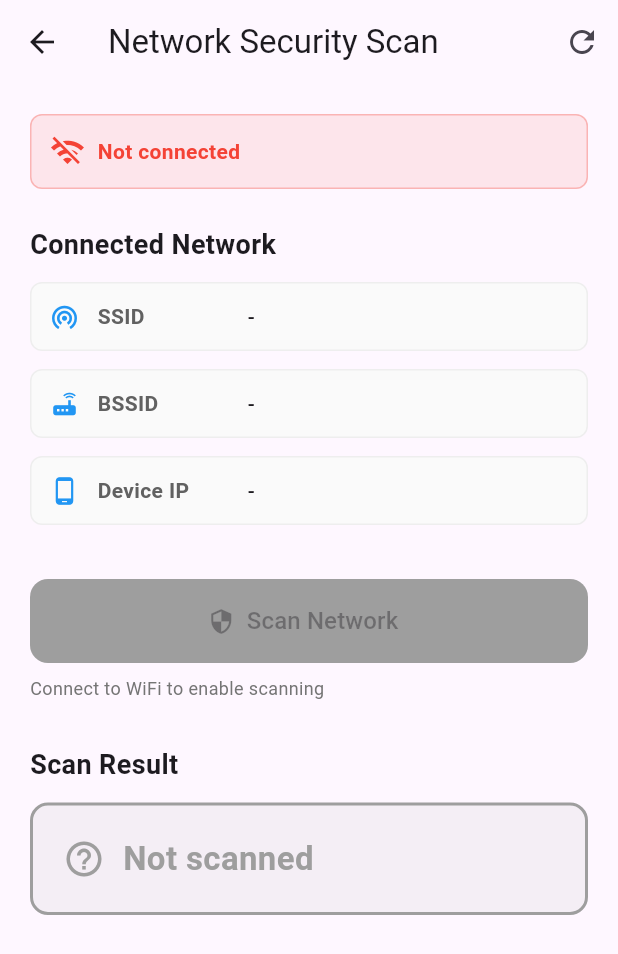
After one commit to NoCdtho/Nettest, a Flutter app: the screen it shows after launch, after a tap on "Secure Network", on a phone screen of 412 x 824 dp. The commit adds this screen. Shown: the top 954 px of the screen. Run offline on Flutter 3.47's test engine with Material 3 defaults, Android fonts, the phone set to English and light mode, and no system bars; our stand-ins replace permission_handler.

Commit message:
the mitm detection is working

```diff
--- a/lib/homepage.dart
+++ b/lib/homepage.dart
@@ -2,6 +2,7 @@ import 'package:flutter/material.dart';
 import 'packet_loss_page.dart';
 import 'network_strength_page.dart';
 import 'wifi_info_page.dart';
+import 'secure_network_page.dart';
 
 class HomePage extends StatelessWidget {
   const HomePage({super.key});
@@ -96,6 +97,23 @@ class HomePage extends StatelessWidget {
                           ),
                         ),
                       ],
+                    ),
+                    const SizedBox(height: 12),
+                    // Secure Network Card
+                    _buildQuickAccessCard(
+                      context,
+                      'Secure Network',
+                      'Scan for vulnerabilities & threats',
+                      Icons.security,
+                      Colors.red,
+                      () {
+                        Navigator.push(
+                          context,
+                          MaterialPageRoute(
+                            builder: (_) => const SecureNetworkPage(),
+                          ),
+                        );
+                      },
                     ),
                   ],
                 ),
--- /dev/null
+++ b/lib/secure_network_page.dart
@@ -0,0 +1,393 @@
+import 'dart:convert';
+import 'package:flutter/material.dart';
+import 'package:flutter/services.dart';
+import 'package:http/http.dart' as http;
+
+class SecureNetworkPage extends StatefulWidget {
+  const SecureNetworkPage({super.key});
+
+  @override
+  State<SecureNetworkPage> createState() => _SecureNetworkPageState();
+}
+
+class _SecureNetworkPageState extends State<SecureNetworkPage> {
+  static const MethodChannel _channel = MethodChannel('network_tools');
+
+  bool isConnected = false;
+  bool isScanning = false;
+
+  String ssid = "-";
+  String bssid = "-";
+  String deviceIp = "-";
+
+
+  String status = "Not scanned";
+  List<String> reasons = [];
+
+  @override
+  void initState() {
+    super.initState();
+    _loadWifiInfo();
+  }
+
+  Future<void> _loadWifiInfo() async {
+    try {
+      final connected = await _channel.invokeMethod('isWifiConnected');
+      if (!connected) {
+        setState(() {
+          isConnected = false;
+        });
+        return;
+      }
+
+      final info = await _channel.invokeMethod('getCurrentWifiInfo');
+      setState(() {
+        isConnected = true;
+        ssid = info['ssid'] ?? "-";
+        bssid = info['bssid'] ?? "-";
+        deviceIp = info['ipAddress'] ?? "-";
+      });
+
+      debugPrint("=== WiFi Info Loaded ===");
+      debugPrint("SSID: $ssid");
+      debugPrint("Device IP: $deviceIp");
+    } catch (e) {
+      debugPrint("Error loading WiFi info: $e");
+      setState(() => isConnected = false);
+    }
+  }
+
+  Future<void> _scanNetwork() async {
+    if (!isConnected || deviceIp == "-" ) {
+      _showMessage("Cannot scan: Missing network information");
+      return;
+    }
+
+    setState(() {
+      isScanning = true;
+      status = "Scanning";
+      reasons = [];
+    });
+
+    // FIXED: Match backend parameter names exactly
+    final uri = Uri.parse(
+      "http://10.104.50.86:8000/alerts/scan-network"
+      "?device_ip=$deviceIp"           // CHANGED: ip → device_ip
+      // "&gateway_ip=$gatewayIp"         // CHANGED: Added gateway_ip
+      "&ssid=${Uri.encodeComponent(ssid)}"
+      "&bssid=${Uri.encodeComponent(bssid)}",
+    );
+
+    debugPrint("=== Sending Scan Request ===");
+    debugPrint("URL: $uri");
+
+    try {
+      final response = await http.get(uri).timeout(
+        const Duration(seconds: 30),
+        onTimeout: () {
+          throw Exception('Request timeout');
+        },
+      );
+
+      debugPrint("Response status: ${response.statusCode}");
+      debugPrint("Response body: ${response.body}");
+
+      if (response.statusCode == 200) {
+        final data = jsonDecode(response.body);
+
+        setState(() {
+          status = data['status'] ?? "ERROR";
+          reasons = List<String>.from(data['reasons'] ?? []);
+        });
+
+        _showMessage("Scan complete: $status");
+      } else {
+        setState(() {
+          status = "ERROR";
+          reasons = ["Server error: ${response.statusCode}", response.body];
+        });
+      }
+    } on Exception catch (e) {
+      debugPrint("Scan error: $e");
+      setState(() {
+        status = "ERROR";
+        reasons = ["Connection failed: ${e.toString()}"];
+      });
+      _showMessage("Failed to reach backend");
+    } finally {
+      setState(() => isScanning = false);
+    }
+  }
+
+  void _showMessage(String message) {
+    if (!mounted) return;
+    ScaffoldMessenger.of(context).showSnackBar(
+      SnackBar(content: Text(message), duration: const Duration(seconds: 3)),
+    );
+  }
+
+  @override
+  Widget build(BuildContext context) {
+    return Scaffold(
+      appBar: AppBar(
+        title: const Text("Network Security Scan"),
+        actions: [
+          IconButton(
+            icon: const Icon(Icons.refresh),
+            onPressed: _loadWifiInfo,
+            tooltip: "Refresh network info",
+          ),
+        ],
+      ),
+      body: RefreshIndicator(
+        onRefresh: _loadWifiInfo,
+        child: SingleChildScrollView(
+          physics: const AlwaysScrollableScrollPhysics(),
+          child: Padding(
+            padding: const EdgeInsets.all(20),
+            child: Column(
+              crossAxisAlignment: CrossAxisAlignment.start,
+              children: [
+                // Connection Status
+                Container(
+                  padding: const EdgeInsets.all(12),
+                  decoration: BoxDecoration(
+                    color: isConnected
+                        ? Colors.green.withOpacity(0.1)
+                        : Colors.red.withOpacity(0.1),
+                    borderRadius: BorderRadius.circular(8),
+                    border: Border.all(
+                      color: isConnected
+                          ? Colors.green.withOpacity(0.3)
+                          : Colors.red.withOpacity(0.3),
+                    ),
+                  ),
+                  child: Row(
+                    children: [
+                      Icon(
+                        isConnected ? Icons.wifi : Icons.wifi_off,
+                        color: isConnected ? Colors.green : Colors.red,
+                      ),
+                      const SizedBox(width: 8),
+                      Text(
+                        isConnected ? "Connected to WiFi" : "Not connected",
+                        style: TextStyle(
+                          fontWeight: FontWeight.bold,
+                          color: isConnected ? Colors.green : Colors.red,
+                        ),
+                      ),
+                    ],
+                  ),
+                ),
+
+                const SizedBox(height: 24),
+
+                const Text(
+                  "Connected Network",
+                  style: TextStyle(fontSize: 18, fontWeight: FontWeight.bold),
+                ),
+                const SizedBox(height: 12),
+
+                _infoRow("SSID", ssid, Icons.wifi_tethering),
+                _infoRow("BSSID", bssid, Icons.router),
+                _infoRow("Device IP", deviceIp, Icons.phone_android),
+
+
+                const SizedBox(height: 24),
+
+                SizedBox(
+                  width: double.infinity,
+                  height: 56,
+                  child: ElevatedButton.icon(
+                    onPressed: isConnected && !isScanning ? _scanNetwork : null,
+                    icon: isScanning
+                        ? const SizedBox(
+                            width: 20,
+                            height: 20,
+                            child: CircularProgressIndicator(
+                              strokeWidth: 2,
+                              color: Colors.white,
+                            ),
+                          )
+                        : const Icon(Icons.security),
+                    label: Text(
+                      isScanning ? "Scanning Network..." : "Scan Network",
+                      style: const TextStyle(fontSize: 16),
+                    ),
+                    style: ElevatedButton.styleFrom(
+                      backgroundColor: Colors.redAccent,
+                      foregroundColor: Colors.white,
+                      disabledBackgroundColor: Colors.grey,
+                      shape: RoundedRectangleBorder(
+                        borderRadius: BorderRadius.circular(12),
+                      ),
+                    ),
+                  ),
+                ),
+
+                if (!isConnected)
+                  Padding(
+                    padding: const EdgeInsets.only(top: 8),
+                    child: Text(
+                      "Connect to WiFi to enable scanning",
+                      style: TextStyle(
+                        fontSize: 12,
+                        color: Colors.grey.shade600,
+                      ),
+                    ),
+                  ),
+
+                const SizedBox(height: 30),
+
+                const Text(
+                  "Scan Result",
+                  style: TextStyle(fontSize: 18, fontWeight: FontWeight.bold),
+                ),
+                const SizedBox(height: 12),
+
+                _resultCard(),
+              ],
+            ),
+          ),
+        ),
+      ),
+    );
+  }
+
+  Widget _infoRow(String label, String value, IconData icon) {
+    return Container(
+      margin: const EdgeInsets.only(bottom: 12),
+      padding: const EdgeInsets.all(12),
+      decoration: BoxDecoration(
+        color: Colors.grey.shade50,
+        borderRadius: BorderRadius.circular(8),
+        border: Border.all(color: Colors.grey.shade200),
+      ),
+      child: Row(
+        children: [
+          Icon(icon, size: 20, color: Colors.blue),
+          const SizedBox(width: 12),
+          SizedBox(
+            width: 100,
+            child: Text(
+              label,
+              style: TextStyle(
+                fontWeight: FontWeight.w600,
+                color: Colors.grey.shade700,
+              ),
+            ),
+          ),
+          Expanded(
+            child: Text(
+              value,
+              style: const TextStyle(fontWeight: FontWeight.w500),
+            ),
+          ),
+        ],
+      ),
+    );
+  }
+
+  Widget _resultCard() {
+    Color color;
+    IconData icon;
+    switch (status) {
+      case "OK":
+        color = Colors.green;
+        icon = Icons.verified_user;
+        break;
+      case "WARNING":
+        color = Colors.orange;
+        icon = Icons.warning_amber;
+        break;
+      case "DANGER":
+        color = Colors.red;
+        icon = Icons.dangerous;
+        break;
+      default:
+        color = Colors.grey;
+        icon = Icons.help_outline;
+    }
+
+    return Container(
+      width: double.infinity,
+      padding: const EdgeInsets.all(20),
+      decoration: BoxDecoration(
+        color: color.withOpacity(0.1),
+        border: Border.all(color: color, width: 2),
+        borderRadius: BorderRadius.circular(12),
+      ),
+      child: Column(
+        crossAxisAlignment: CrossAxisAlignment.start,
+        children: [
+          Row(
+            children: [
+              Icon(icon, color: color, size: 28),
+              const SizedBox(width: 12),
+              Text(
+                status,
+                style: TextStyle(
+                  fontSize: 22,
+                  color: color,
+                  fontWeight: FontWeight.bold,
+                ),
+              ),
+            ],
+          ),
+          if (reasons.isNotEmpty) ...[
+            const SizedBox(height: 16),
+            const Divider(),
+            const SizedBox(height: 12),
+            ...reasons.map(
+              (r) => Padding(
+                padding: const EdgeInsets.only(bottom: 8),
+                child: Row(
+                  crossAxisAlignment: CrossAxisAlignment.start,
+                  children: [
+                    Container(
+                      margin: const EdgeInsets.only(top: 6),
+                      width: 6,
+                      height: 6,
+                      decoration: BoxDecoration(
+                        color: color,
+                        shape: BoxShape.circle,
+                      ),
+                    ),
+                    const SizedBox(width: 10),
+                    Expanded(child: Text(r)),
+                  ],
+                ),
+              ),
+            ),
+          ],
+          if (status == "DANGER" || status == "WARNING") ...[
+            const SizedBox(height: 16),
+            Container(
+              padding: const EdgeInsets.all(12),
+              decoration: BoxDecoration(
+                color: Colors.red.withOpacity(0.15),
+                borderRadius: BorderRadius.circular(8),
+              ),
+              child: Row(
+                children: [
+                  const Icon(Icons.warning, color: Colors.red, size: 20),
+                  const SizedBox(width: 8),
+                  Expanded(
+                    child: Text(
+                      "⚠️ Avoid entering passwords or sensitive data",
+                      style: TextStyle(
+                        fontWeight: FontWeight.w600,
+                        fontSize: 13,
+                        color: Colors.red.shade900,
+                      ),
+                    ),
+                  ),
+                ],
+              ),
+            ),
+          ],
+        ],
+      ),
+    );
+  }
+}
--- a/pubspec.yaml
+++ b/pubspec.yaml
@@ -33,6 +33,7 @@ dependencies:
 
   # The following adds the Cupertino Icons font to your application.
   # Use with the CupertinoIcons class for iOS style icons.
+  http: ^1.1.0
   cupertino_icons: ^1.0.8
   permission_handler: ^11.0.1
 
```
Also changed, not shown: firebase.json (deleted), pubspec.lock, 3 other files.
